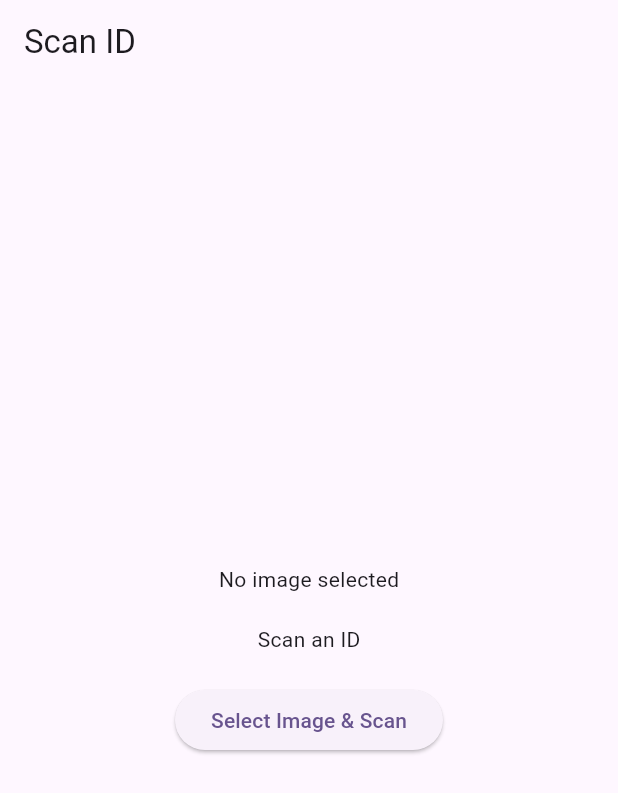
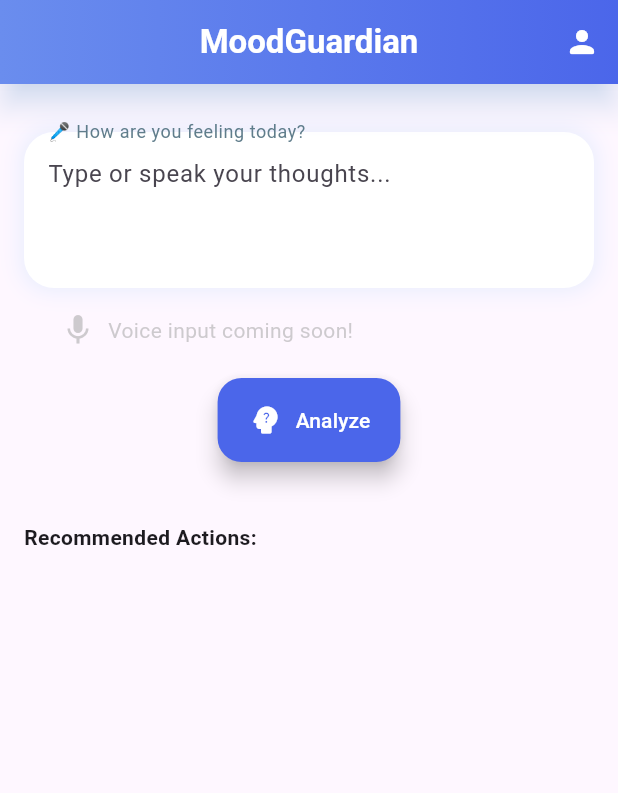
Before and after one commit to tekle-eyesus/IDScanCollector, a Flutter app: the screen it shows after launch, on a phone screen of 412 x 824 dp. Shown: the top 793 px of the screen. Run offline on Flutter 3.47's test engine with Material 3 defaults, Android fonts, the light colour scheme and no system bars; our stand-ins replace firebase_core, flutter_dotenv, google_generative_ai, image_picker; missing offline and left inert: google_ml_kit; accounts and stored records are empty.

Commit message:
mood scanner

````diff
--- a/lib/main.dart
+++ b/lib/main.dart
@@ -1,21 +1,50 @@
+// import 'package:flutter/material.dart';
+// import 'package:id_scan_collector/screens/pages/home_screen.dart';
+
+// void main() {
+//   runApp(const MyApp());
+// }
+
+// class MyApp extends StatelessWidget {
+//   const MyApp({super.key});
+//   @override
+//   Widget build(BuildContext context) {
+//     return MaterialApp(
+//       title: 'Scan ID',
+//       theme: ThemeData(
+//         colorScheme: ColorScheme.fromSeed(seedColor: Colors.deepPurple),
+//         useMaterial3: true,
+//       ),
+//       home: Scaffold(
+//         body: Center(
+//           child: Text("mood guardian"),
+//         ),
+//       ),
+//     );
+//   }
+// }
+
 import 'package:flutter/material.dart';
-import 'package:id_scan_collector/screens/pages/home_screen.dart';
+import 'package:firebase_core/firebase_core.dart';
+import 'package:flutter_dotenv/flutter_dotenv.dart';
+import 'package:id_scan_collector/screens/pages/main_screen.dart';
 
-void main() {
+void main() async {
+  WidgetsFlutterBinding.ensureInitialized();
+  await dotenv.load(fileName: ".env"); // Load .env file
+  await Firebase.initializeApp();
   runApp(const MyApp());
 }
 
 class MyApp extends StatelessWidget {
   const MyApp({super.key});
+
   @override
   Widget build(BuildContext context) {
     return MaterialApp(
-      title: 'Scan ID',
-      theme: ThemeData(
-        colorScheme: ColorScheme.fromSeed(seedColor: Colors.deepPurple),
-        useMaterial3: true,
-      ),
-      home: ScanScreen(),
+      title: 'MoodGuardian',
+      theme: ThemeData(primarySwatch: Colors.blue),
+      home: const HomePage(),
     );
   }
 }
--- /dev/null
+++ b/lib/screens/pages/main_screen.dart
@@ -0,0 +1,396 @@
+import 'package:flutter/material.dart';
+import 'package:flutter_dotenv/flutter_dotenv.dart';
+import 'package:google_generative_ai/google_generative_ai.dart';
+import 'dart:convert';
+
+class HomePage extends StatefulWidget {
+  const HomePage({super.key});
+
+  @override
+  State<HomePage> createState() => _HomePageState();
+}
+
+class _HomePageState extends State<HomePage> {
+  final TextEditingController _textController = TextEditingController();
+  String _result = "";
+  bool _isLoading = false;
+  String _currentQuote = "";
+  String _currentBibleVerse = "";
+  String _currentBibleRef = "";
+  List<String> _recommendations = [];
+// Add this helper function
+  List<String> _getRecommendations(
+      String emotion, String sentiment, double confidence) {
+    final recommendations = <String>[];
+
+    // General stress/anxiety recommendations
+    if (emotion.toLowerCase().contains('stress') ||
+        emotion.toLowerCase().contains('anxiety')) {
+      recommendations.addAll([
+        '🌬️ Try 4-7-8 Breathing: Inhale for 4s, hold for 7s, exhale for 8s. Repeat 3x.',
+        '🎧 Listen to Calming Music: Tap to play a soothing playlist.',
+        '📝 Journaling: Write down 3 things you can control right now.',
+      ]);
+      if (confidence > 0.7) {
+        recommendations.add(
+            '💡 High Stress Detected: Consider a 5-minute guided meditation.');
+      }
+    }
+
+    // Sadness/low mood
+    if (sentiment == 'negative' && emotion.toLowerCase().contains('sad')) {
+      recommendations.addAll([
+        '☀️ Get Sunlight: Step outside for 5 minutes.',
+        '📞 Reach Out: Call a trusted friend (tap to suggest contacts).',
+        '🎥 Watch Uplifting Video: Tap for a funny/motivational clip.',
+      ]);
+    }
+
+    // Positive reinforcement
+    if (sentiment == 'positive') {
+      recommendations.addAll([
+        '🌟 Celebrate: Do a small joyful activity (e.g., dance break!).',
+        '💌 Gratitude Practice: Write down 3 things you’re grateful for.',
+      ]);
+    }
+
+    // Default fallback
+    if (recommendations.isEmpty) {
+      recommendations.addAll([
+        '🧘 Mindful Breathing: Focus on your breath for 1 minute.',
+        '🚶 Move Your Body: Take a short walk or stretch.',
+      ]);
+    }
+
+    return recommendations;
+  }
+
+  Future<void> _analyzeText() async {
+    setState(() => _isLoading = true);
+
+    try {
+      // Load API key from .env
+      await dotenv.load(fileName: ".env");
+      final apiKey = dotenv.env['GEMINI_API_KEY']!;
+
+      // Initialize Gemini
+      final model = GenerativeModel(
+        model: 'gemini-1.5-flash-latest',
+        apiKey: apiKey,
+      );
+
+      // System prompt to enforce JSON output
+      // Inside _analyzeText():
+      const systemPrompt = '''
+Analyze the text and return a JSON object with:
+- "sentiment" (positive/neutral/negative)
+- "emotion" (e.g., stress, sadness, joy)
+- "confidence" (0-1)
+- "recommendations" (3 actionable steps)
+- "quote" (motivational quote)
+- "bible_verse" (a Bible verse and passage addressing the emotion. Example:
+  {
+    "text": "Do not be anxious about anything...",
+    "reference": "Philippians 4:6-7"
+  })
+
+Guidelines:
+- Recommendations should vary each time.
+- Bible verses should vary each time.
+- Bible verses MUST be real and contextually relevant to the emotion and bible verses should vary each time.
+- Avoid generic verses (e.g., John 3:16 for stress).
+''';
+
+      // Call Gemini API
+      final response = await model.generateContent([
+        Content.text('$systemPrompt\nUser input: ${_textController.text}'),
+      ]);
+
+      // Parse JSON response
+
+// Inside the try block after getting the response:
+      final rawText = response.text ?? '{}';
+      final cleanedText =
+          rawText.replaceAll('```json', '').replaceAll('```', '').trim();
+
+      try {
+        final data = jsonDecode(cleanedText);
+        final sentiment = data['sentiment'];
+        final emotion = data['emotion'];
+        final confidence = data['confidence'];
+        final recommendations =
+            List<String>.from(data['recommendations'] ?? []);
+        final quote = data['quote'] ?? "";
+        final bibleVerse = data['bible_verse']?['text'] ?? "";
+        final bibleReference = data['bible_verse']?['reference'] ?? "";
+
+        setState(() {
+          _result = "Emotion: $emotion | Sentiment: $sentiment";
+          _recommendations = recommendations;
+          _currentQuote = quote;
+          _currentBibleVerse = bibleVerse;
+          _currentBibleRef = bibleReference;
+        });
+        //       setState(() {
+        //         _result = '''
+        //   Emotion: ${data['emotion']}
+        //   Sentiment: ${data['sentiment']}
+        //   Confidence: ${data['confidence']}
+        //   ''';
+        //      final bibleVerse = data['bible_verse']?['text'] ?? "";
+        //   final bibleReference = data['bible_verse']?['reference'] ?? "";
+        //         _recommendations = List<String>.from(data['recommendations'] ?? []);
+        //         _currentQuote = data['quote'] ?? "Stay strong!";
+        //          _currentBibleVerse = bibleVerse;
+        // _currentBibleRef = bibleReference;
+        //       });
+      } catch (e) {
+        setState(() {
+          _result = "Error parsing response. Raw output:\n$cleanedText";
+        });
+      }
+
+      // final text = response.text ?? '{}';
+
+      // final rawText = response.text ?? '{}';
+      // final cleanedText =
+      //     rawText.replaceAll('```json', '').replaceAll('```', '').trim();
+      // final data = jsonDecode(cleanedText);
+      // final data = jsonDecode(text);
+
+      // setState(() {
+      //   _result = '''
+      //   Sentiment: ${data['sentiment']}
+      //   Emotion: ${data['emotion']}
+      //   Confidence: ${data['confidence']}
+      //   ''';
+      // });
+
+      // final sentiment = data['sentiment']?.toString() ?? 'neutral';
+      // final emotion = data['emotion']?.toString() ?? 'neutral';
+      // final confidence = double.tryParse(data['confidence'].toString()) ?? 0.5;
+
+      // setState(() {
+      //   _recommendations = _getRecommendations(emotion, sentiment, confidence);
+      // });
+    } catch (e) {
+      print(e);
+      setState(() => _result = "Error: $e");
+    } finally {
+      setState(() => _isLoading = false);
+    }
+  }
+
+  @override
+  Widget build(BuildContext context) {
+    return Scaffold(
+      appBar: AppBar(
+        title: const Text(
+          'MoodGuardian',
+          style: TextStyle(
+            fontWeight: FontWeight.w600,
+            fontSize: 22,
+            color: Colors.white,
+          ),
+        ),
+        centerTitle: true,
+        flexibleSpace: Container(
+          decoration: const BoxDecoration(
+            gradient: LinearGradient(
+              colors: [Color(0xFF6A8DEE), Color(0xFF4B66EA)],
+            ),
+          ),
+        ),
+        actions: [
+          IconButton(
+            icon: const Icon(Icons.person_rounded, color: Colors.white),
+            onPressed: () {}, // Future profile/account feature
+          ),
+        ],
+        elevation: 8,
+        shadowColor: Colors.blue.withOpacity(0.3),
+      ),
+      body: Padding(
+        padding: const EdgeInsets.all(16.0),
+        child: Column(
+          children: [
+            AnimatedContainer(
+              duration: const Duration(milliseconds: 300),
+              margin: const EdgeInsets.symmetric(horizontal: 0, vertical: 16),
+              decoration: BoxDecoration(
+                borderRadius: BorderRadius.circular(20),
+                boxShadow: [
+                  BoxShadow(
+                    color: Colors.blue.withOpacity(0.1),
+                    blurRadius: 12,
+                    spreadRadius: 2,
+                  ),
+                ],
+              ),
+              child: TextField(
+                controller: _textController,
+                maxLines: 3,
+                decoration: InputDecoration(
+                  floatingLabelBehavior: FloatingLabelBehavior.always,
+                  label: const Text(
+                    '🎤 How are you feeling today?',
+                    style: TextStyle(color: Colors.blueGrey),
+                  ),
+                  hintText: 'Type or speak your thoughts...',
+                  border: OutlineInputBorder(
+                    borderRadius: BorderRadius.circular(20),
+                    borderSide: BorderSide.none,
+                  ),
+                  filled: true,
+                  fillColor: Colors.white,
+                ),
+              ),
+            ),
+            // Add this below the input field (hidden until voice feature is ready)
+            AnimatedOpacity(
+              duration: const Duration(milliseconds: 300),
+              opacity: 0.5, // Indicates coming soon
+              child: const Padding(
+                padding: EdgeInsets.symmetric(horizontal: 24),
+                child: Row(
+                  children: [
+                    Icon(Icons.mic, color: Colors.grey),
+                    SizedBox(width: 8),
+                    Text('Voice input coming soon!',
+                        style: TextStyle(color: Colors.grey)),
+                  ],
+                ),
+              ),
+            ),
+            const SizedBox(height: 20),
+            //button part
+            AnimatedPositioned(
+              duration: const Duration(milliseconds: 400),
+              bottom: 30,
+              right: MediaQuery.of(context).size.width / 2 -
+                  40, // Center horizontally
+              child: FloatingActionButton.extended(
+                onPressed: _isLoading ? null : _analyzeText,
+                backgroundColor: const Color(0xFF4B66EA),
+                elevation: 6,
+                shape: RoundedRectangleBorder(
+                    borderRadius: BorderRadius.circular(16)),
+                label: AnimatedSwitcher(
+                  duration: const Duration(milliseconds: 300),
+                  child: _isLoading
+                      ? const CircularProgressIndicator(color: Colors.white)
+                      : const Row(
+                          children: [
+                            Icon(Icons.psychology_alt_rounded,
+                                color: Colors.white),
+                            SizedBox(width: 8),
+                            Text('Analyze',
+                                style: TextStyle(color: Colors.white)),
+                          ],
+                        ),
+                ),
+              ),
+            ),
+            const SizedBox(height: 20),
+            // Replace the Text(_result) widget with:
+            Expanded(
+              child: Column(
+                crossAxisAlignment: CrossAxisAlignment.start,
+                children: [
+                  // ... existing analysis result ...
+
+                  // Motivational quote
+                  // For Quotes
+                  AnimatedSwitcher(
+                    duration: const Duration(milliseconds: 500),
+                    child: _currentQuote.isEmpty
+                        ? const SizedBox()
+                        : Card(
+                            margin: const EdgeInsets.all(0),
+                            shape: RoundedRectangleBorder(
+                                borderRadius: BorderRadius.circular(20)),
+                            elevation: 0,
+                            color: Colors.blue.withOpacity(0.08),
+                            child: Padding(
+                              padding: const EdgeInsets.all(16),
+                              child: Column(
+                                crossAxisAlignment: CrossAxisAlignment.start,
+                                children: [
+                                  Row(
+                                    children: [
+                                      Icon(Icons.format_quote_rounded,
+                                          color: Colors.blue[300]),
+                                      const Text('  Daily Wisdom',
+                                          style: TextStyle(
+                                              color: Colors.blueGrey)),
+                                    ],
+                                  ),
+                                  const SizedBox(height: 8),
+                                  Text(
+                                    _currentQuote,
+                                    style: const TextStyle(
+                                        fontStyle: FontStyle.italic),
+                                  ),
+                                ],
+                              ),
+                            ),
+                          ),
+                  ),
+
+// For Bible Verse (Same structure with different color scheme)
+// Use Colors.green.withOpacity(0.08) and cross icon,
+
+                  if (_currentBibleVerse.isNotEmpty)
+                    _buildInspirationCard(
+                      '⛪ Bible Verse (${_currentBibleRef})',
+                      _currentBibleVerse,
+                      backgroundColor: Colors.green[50],
+                    ),
+                  // Bible Verse
+                  // Recommendations list
+                  const SizedBox(height: 20),
+                  Text("Recommended Actions:",
+                      style: TextStyle(fontWeight: FontWeight.bold)),
+                  Expanded(
+                    child: ListView.builder(
+                      itemCount: _recommendations.length,
+                      itemBuilder: (context, index) {
+                        return ListTile(
+                          leading: Icon(Icons.emoji_objects),
+                          title: Text(_recommendations[index]),
+                        );
+                      },
+                    ),
+                  ),
+                ],
+              ),
+            )
+          ],
+        ),
+      ),
+    );
+  }
+
+  Widget _buildInspirationCard(String title, String text,
+      {Color? backgroundColor}) {
+    return Card(
+      color: backgroundColor ?? Colors.blue[50],
+      margin: EdgeInsets.symmetric(vertical: 8),
+      child: Padding(
+        padding: EdgeInsets.all(12),
+        child: Column(
+          crossAxisAlignment: CrossAxisAlignment.start,
+          children: [
+            Text(
+              title,
+              style: TextStyle(
+                  fontWeight: FontWeight.bold, color: Colors.blue[800]),
+            ),
+            SizedBox(height: 8),
+            Text(text, style: TextStyle(fontStyle: FontStyle.italic)),
+          ],
+        ),
+      ),
+    );
+  }
+}
````
Also changed, not shown: pubspec.yaml (+11 -4 lines), firebase.json (added), lib/firebase_options.dart (added), pubspec.lock, 7 other files.
